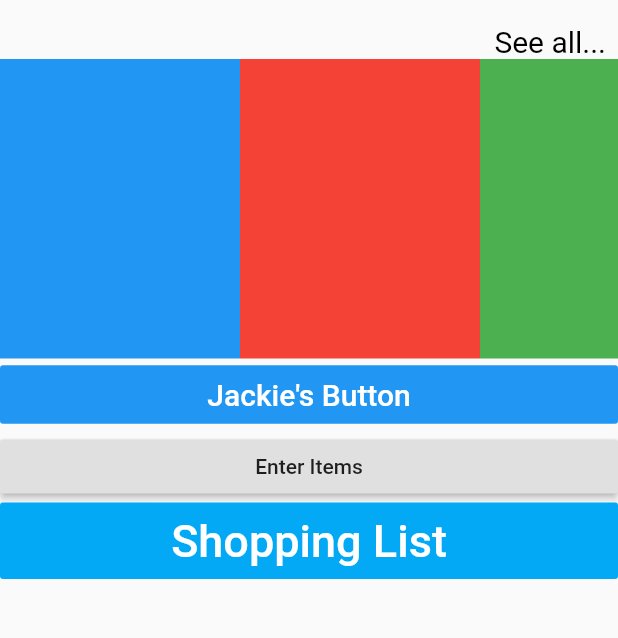
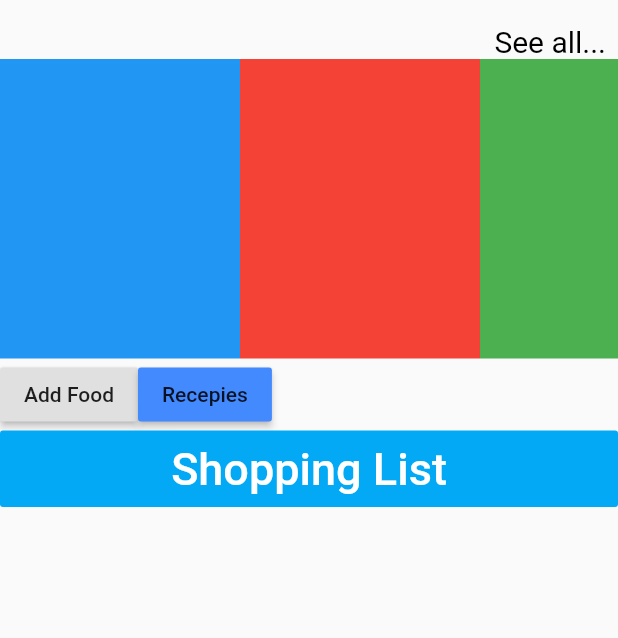
Before and after one commit to tonytyhuang/iFridge, a Flutter app: the HomeScreen screen opened directly, on a phone screen of 412 x 824 dp, the part 135-773 px from its top. Run offline on Flutter 3.47's test engine with Material 2 defaults, Android fonts, the phone set to English and light mode, and no system bars; our stand-ins replace camera, cloud_firestore, firebase_auth; accounts and stored records are empty.

Commit message:
new buttons

```diff
--- a/lib/screens/home_screen.dart
+++ b/lib/screens/home_screen.dart
@@ -17,25 +17,21 @@ class _HomeScreenState extends State<HomeScreen> {
             _subtitle(),
             _seeMore(),
             _horizontalScroll(),
-
-            FlatButton(
-              color: Colors.blue,
-              textColor: Colors.white,
-              disabledColor: Colors.grey,
-              disabledTextColor: Colors.black,
-              padding: EdgeInsets.all(8.0),
-              splashColor: Colors.blueAccent,
-              onPressed: () => Navigator.pushNamed(context, 'welcome'),
-              child: Text(
-                "Jackie's Button",
-                style: TextStyle(fontSize: 20.0),
+            new Container(
+                child: new Row(
+              children: <Widget>[
+                new RaisedButton(
+                  child: new Text("Add Food"),
+                  color: Colors.blueAccent[600],
+                  onPressed: () => Navigator.pushNamed(context, 'input_screen'),
                 ),
-            ),
-
-            RaisedButton(
-                onPressed: () => Navigator.pushNamed(context, 'input_screen'),
-                child: const Text('Enter Items')),
-
+                new RaisedButton(
+                    child: new Text("Recepies"),
+                    color: Colors.blueAccent,
+                    onPressed: () =>
+                        Navigator.pushNamed(context, 'input_screen'))
+              ],
+            )),
             Padding(
               padding: const EdgeInsets.only(bottom: 20.0),
               child: FlatButton(
@@ -52,9 +48,7 @@ class _HomeScreenState extends State<HomeScreen> {
                 ),
               ),
             ),
-          ]
-        )
-      ),
+          ])),
     );
   }
 
@@ -95,16 +89,16 @@ class _HomeScreenState extends State<HomeScreen> {
       );
 
   Widget _seeMore() => Padding(
-    padding: const EdgeInsets.only(right:8.0),
+        padding: const EdgeInsets.only(right: 8.0),
         child: new GestureDetector(
-        onTap: (){
+            onTap: () {
               Navigator.pushNamed(context, 'all_items');
             },
-        child: new Text("See all...",
+            child: new Text(
+              "See all...",
               style: TextStyle(color: Colors.black, fontSize: 20.0),
               textAlign: TextAlign.right,
-        )
-      ),
+            )),
       );
 
   Widget _subtitle() => Padding(
@@ -120,5 +114,4 @@ class _HomeScreenState extends State<HomeScreen> {
           ],
         ),
       );
-
 } // End of class
```
Lines whose indentation alone changed are shown as unchanged.
